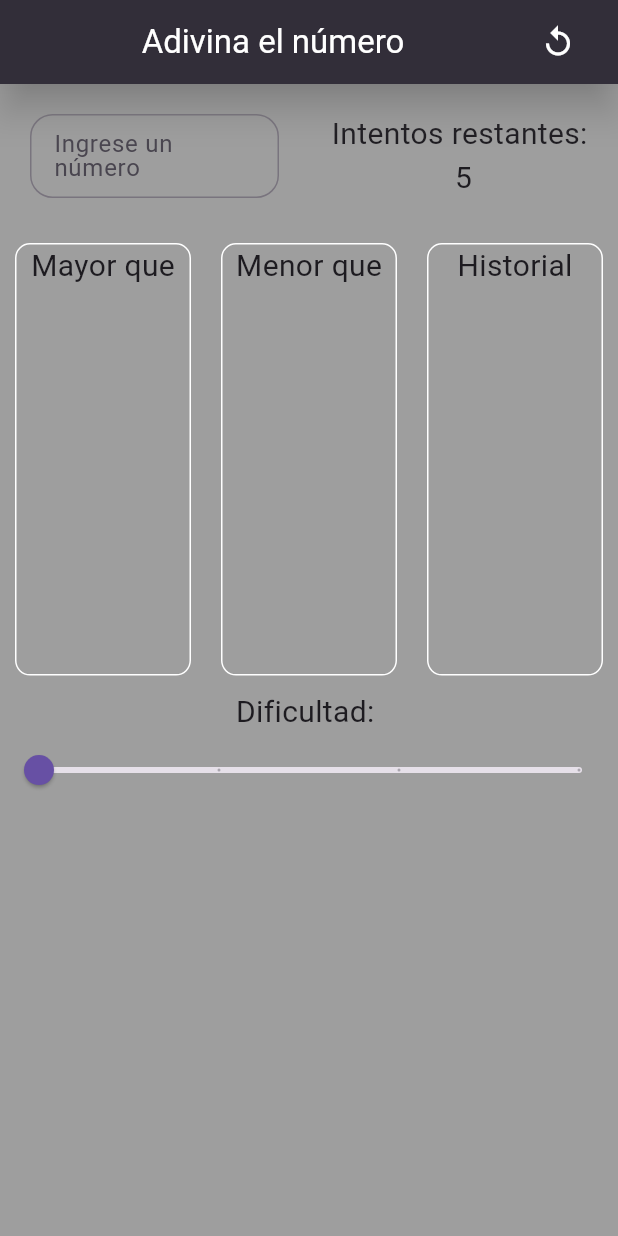
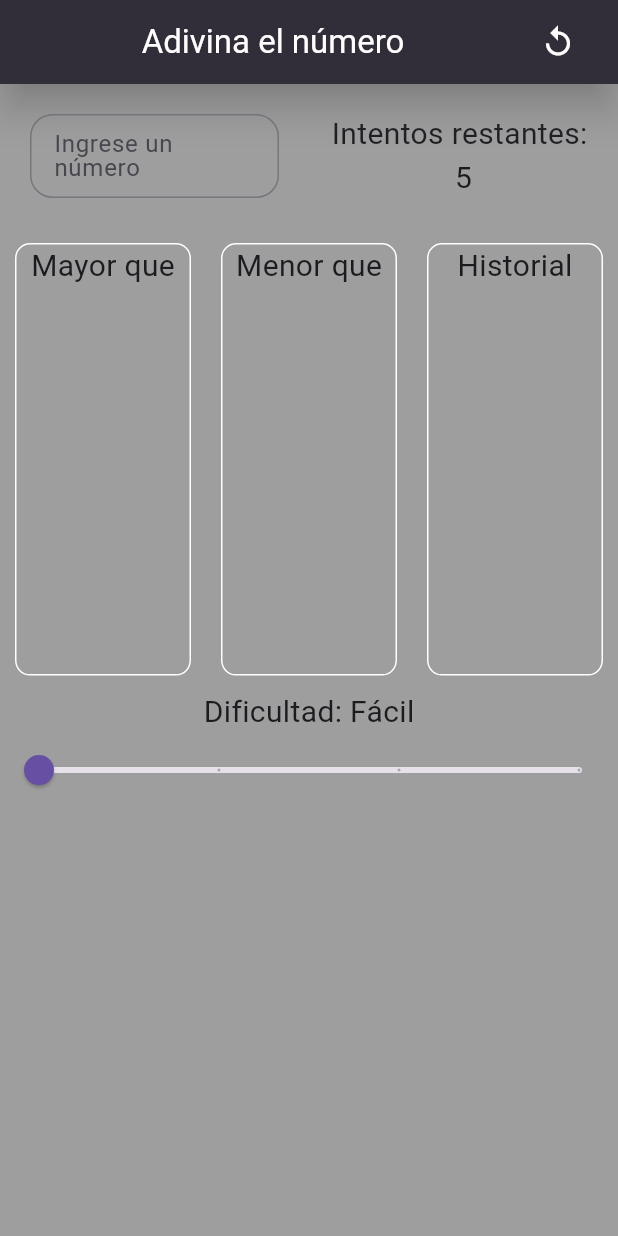
Before and after one commit to Doble-VV/adivina_el_numero, a Flutter app: the screen it shows after launch, on a phone screen of 412 x 824 dp. Run offline on Flutter 3.47's test engine with Material 3 defaults, Android fonts, the phone set to English and light mode, and no system bars.

Commit message:
Logica inicial y cambios de estado de la dificultad

```diff
--- /dev/null
+++ b/lib/functions/validacion.dart
@@ -0,0 +1,37 @@
+import 'dart:math';
+
+class Numero {
+  static List generarNumero(String dificultad) {
+    var random = Random();
+    switch (dificultad) {
+      case 'Fácil':
+        return [random.nextInt(10) + 1, '5'];
+      case 'Medio':
+        return [random.nextInt(20) + 1, '8'];
+      case 'Avanzado':
+        return [random.nextInt(100) + 1, '15'];
+      case 'Extremo':
+        return [random.nextInt(1000) + 1, '25'];
+      default:
+        return [random.nextInt(10) + 1, '5'];
+    }
+  }
+
+  static String validarNumero(int numeroElegido, int numeroBuscado) {
+    return numeroElegido > numeroBuscado
+        ? 'Menor'
+        : numeroElegido < numeroBuscado
+            ? 'Mayor'
+            : 'Igual';
+  }
+
+  static String dificultad(int value) {
+    return value == 0
+        ? 'Fácil'
+        : value == 1
+            ? 'Medio'
+            : value == 2
+                ? 'Avanzado'
+                : 'Extremo';
+  }
+}
--- a/lib/pages/home/home.dart
+++ b/lib/pages/home/home.dart
@@ -1,3 +1,4 @@
+import 'package:adivina_el_numero/functions/validacion.dart';
 import 'package:adivina_el_numero/widgets/custom_appbar.dart';
 import 'package:flutter/material.dart';
 
@@ -10,6 +11,15 @@ class Home extends StatefulWidget {
 
 class _HomeState extends State<Home> {
   double _slideValue = 0;
+  String _intentos = '';
+  String _dificultad = 'Fácil';
+
+  @override
+  void initState() {
+    super.initState();
+    _intentos = Numero.generarNumero(_dificultad)[1];
+  }
+
   @override
   Widget build(BuildContext context) {
     Size size = MediaQuery.sizeOf(context);
@@ -45,16 +55,16 @@ class _HomeState extends State<Home> {
                           ),
                         ),
                       ),
-                      const Expanded(
+                      Expanded(
                         child: Column(
                           children: [
-                            Text(
+                            const Text(
                               'Intentos restantes: ',
                               style: TextStyle(fontSize: 20.0),
                             ),
                             Text(
-                              '5',
-                              style: TextStyle(fontSize: 20.0),
+                              _intentos,
+                              style: const TextStyle(fontSize: 20.0),
                             ),
                           ],
                         ),
@@ -131,17 +141,21 @@ class _HomeState extends State<Home> {
                       ),
                     ],
                   ),
-                  const Text(
-                    'Dificultad: ',
-                    style: TextStyle(fontSize: 20.0),
+                  Text(
+                    'Dificultad: $_dificultad',
+                    style: const TextStyle(fontSize: 20.0),
                   ),
                   Slider(
                     value: _slideValue,
                     divisions: 3,
                     max: 3,
-                    label: 'Facil',
+                    label: _dificultad,
                     onChanged: (double value) {
-                      _slideValue = value;
+                      setState(() {
+                        _slideValue = value;
+                        _dificultad = Numero.dificultad(value.toInt());
+                        _intentos = Numero.generarNumero(_dificultad)[1];
+                      });
                     },
                   ),
                 ],
```
